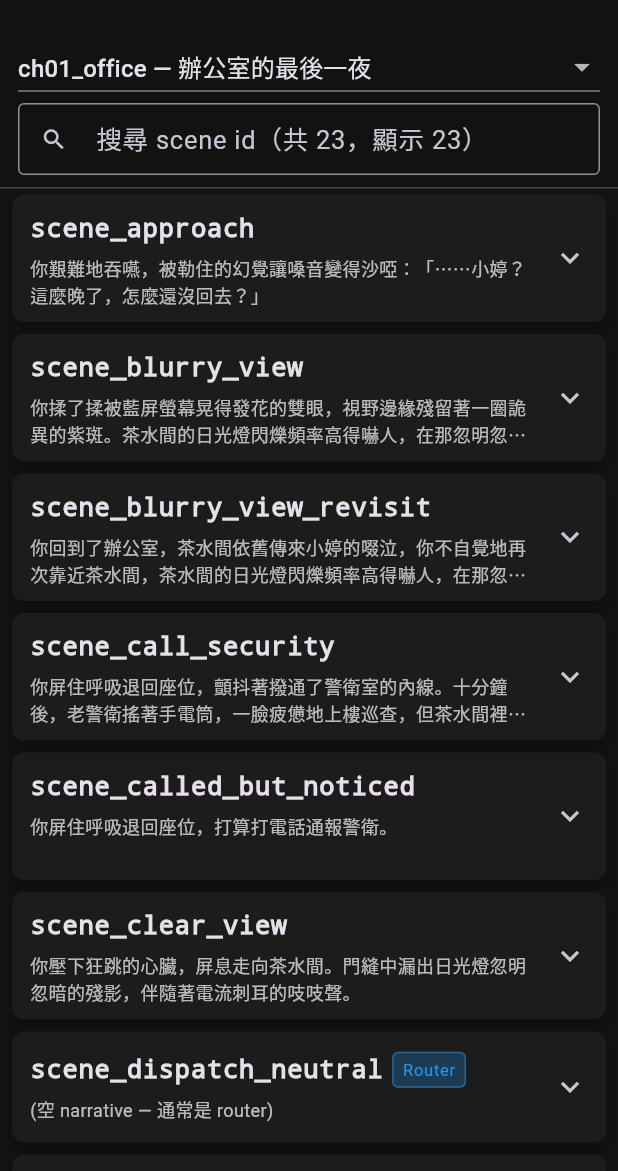
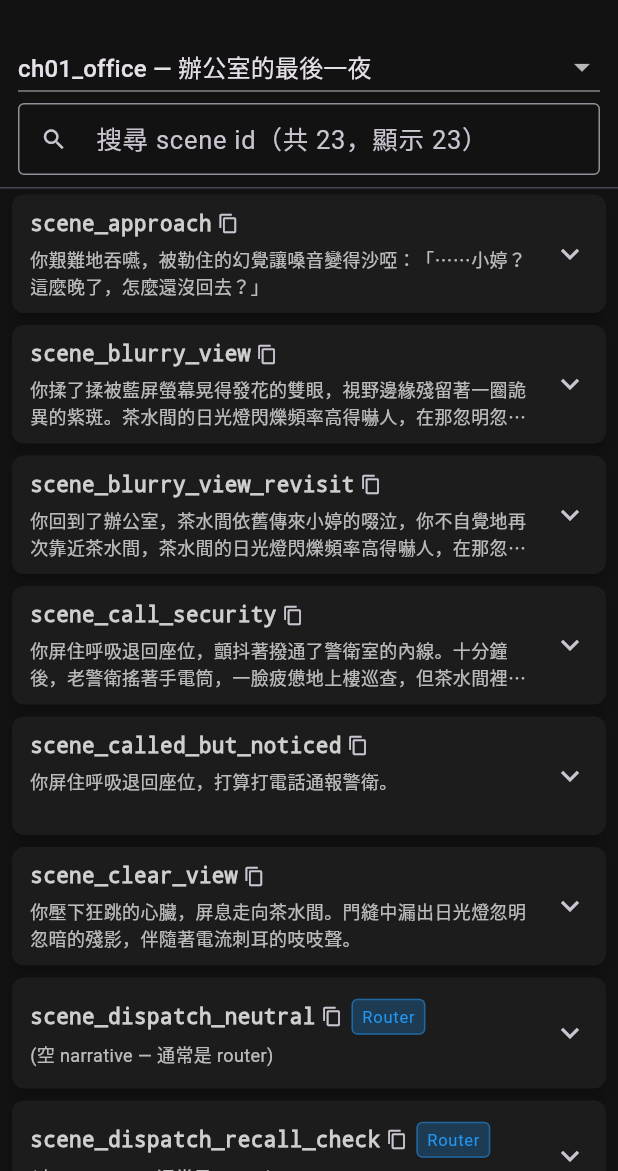
Before and after one commit to blackwing04/mobile-games, a Flutter app: the DebugSceneBrowserScreen screen opened directly, on a phone screen of 412 x 824 dp, the part 65-1236 px from its top. Run offline on Flutter 3.47's test engine with Material 3 defaults, Android fonts, the phone set to English and light mode, and no system bars; our stand-ins replace flutter_riverpod, shared_preferences, wakelock_plus; missing offline and left inert: flutter_soloud; accounts and stored records are empty.

```diff
--- a/lib/ui/screens/debug_scene_browser_screen.dart
+++ b/lib/ui/screens/debug_scene_browser_screen.dart
@@ -8,6 +8,7 @@ import '../../engine/models/scenario.dart';
 import '../../engine/models/scene.dart';
 import '../../providers/game_provider.dart';
 import '../../services/audio_service.dart';
+import '../widgets/debug_scene_id_chip.dart';
 
 const String _kDebugPassword = 'joeyuan';
 
@@ -212,12 +213,14 @@ class _SceneTile extends ConsumerWidget {
           runSpacing: 4,
           crossAxisAlignment: WrapCrossAlignment.center,
           children: [
-            Text(
-              sceneId,
-              style: const TextStyle(
+            DebugSceneIdChip(
+              sceneId: sceneId,
+              textStyle: const TextStyle(
                 fontWeight: FontWeight.bold,
                 fontFamily: 'monospace',
+                fontSize: 14,
               ),
+              iconSize: 14,
             ),
             if (isStart) _badge('Start', Colors.green),
             if (scene.isRouter) _badge('Router', Colors.blue),
--- /dev/null
+++ b/lib/ui/widgets/debug_scene_id_chip.dart
@@ -0,0 +1,74 @@
+import 'package:flutter/material.dart';
+import 'package:flutter/services.dart';
+
+/// Debug-only scene id 顯示 + 複製按鈕。
+///
+/// 點整個 chip 即複製 sceneId 到剪貼簿並顯示 SnackBar 提示。
+/// 三個入口（ScenarioScreen AppBar / EndingScreen 浮層 / Debug 瀏覽器 tile）共用。
+class DebugSceneIdChip extends StatelessWidget {
+  final String sceneId;
+  final TextStyle? textStyle;
+  final EdgeInsetsGeometry padding;
+  final BoxDecoration? decoration;
+  final double iconSize;
+
+  const DebugSceneIdChip({
+    super.key,
+    required this.sceneId,
+    this.textStyle,
+    this.padding = EdgeInsets.zero,
+    this.decoration,
+    this.iconSize = 13,
+  });
+
+  Future<void> _copy(BuildContext context) async {
+    await Clipboard.setData(ClipboardData(text: sceneId));
+    if (!context.mounted) return;
+    ScaffoldMessenger.of(context).showSnackBar(
+      SnackBar(
+        content: Text('已複製：$sceneId'),
+        duration: const Duration(seconds: 1),
+        behavior: SnackBarBehavior.floating,
+      ),
+    );
+  }
+
+  @override
+  Widget build(BuildContext context) {
+    const defaultStyle = TextStyle(
+      fontFamily: 'monospace',
+      fontSize: 11,
+      color: Colors.white70,
+    );
+    final style = textStyle ?? defaultStyle;
+    return Material(
+      color: Colors.transparent,
+      child: InkWell(
+        onTap: () => _copy(context),
+        borderRadius: BorderRadius.circular(4),
+        child: Container(
+          padding: padding,
+          decoration: decoration,
+          child: Row(
+            mainAxisSize: MainAxisSize.min,
+            children: [
+              Flexible(
+                child: Text(
+                  sceneId,
+                  style: style,
+                  overflow: TextOverflow.ellipsis,
+                ),
+              ),
+              const SizedBox(width: 4),
+              Icon(
+                Icons.copy,
+                size: iconSize,
+                color: style.color,
+              ),
+            ],
+          ),
+        ),
+      ),
+    );
+  }
+}
```
Also changed, not shown: lib/ui/screens/ending_screen.dart (+3 -9 lines), lib/ui/screens/scenario_screen.dart (+4 -3 lines).
